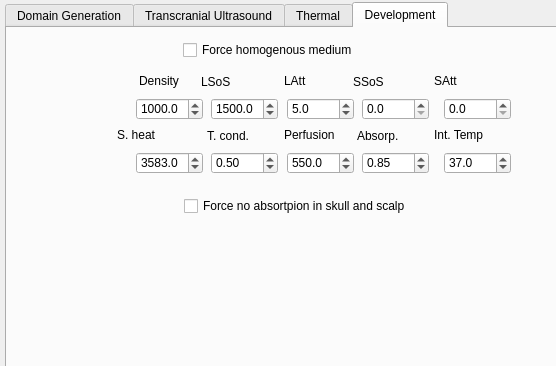
Before: the Qt Designer form BabelBrain/Options/form.ui in ProteusMRIgHIFU/BabelBrain, drawn with Qt 5; both pictures show x 0 to 556 and y 0 to 366 of the 664 by 546 pixel window.
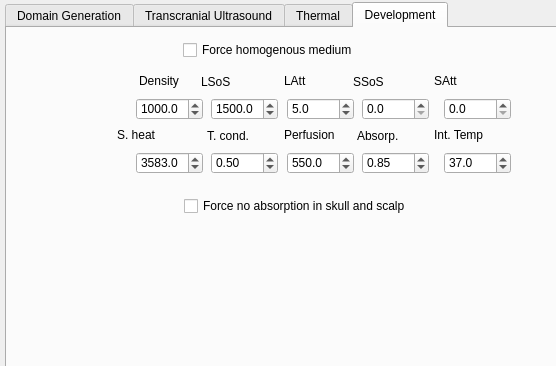
After: the same form once the commit is applied. The open tabs and pages were chosen to show the change.

Commit message:
Rename UI dialog classes and fix labels
Renames generated Qt UI classes from generic `Ui_Dialog` to dialog-specific names in Options and SelFiles, and updates their Python consumers accordingly to avoid ambiguous class naming. Also cleans up UI text by fixing the "absorption" typo, normalizing thermal summary labels with `℃`, and removing the obsolete `Babel_Thermal/form.ui` file.

Patch:
```diff
--- a/BabelBrain/Options/form.ui
+++ b/BabelBrain/Options/form.ui
@@ -1592,7 +1592,7 @@
       <enum>Qt::LayoutDirection::LeftToRight</enum>
      </property>
      <property name="text">
-      <string>Force no absortpion in skull and scalp</string>
+      <string>Force no absorption in skull and scalp</string>
      </property>
     </widget>
    </widget>
```
Left out of the diff: 4 changed lines with no effect on the pictures. The commit also changes 7 other files.
